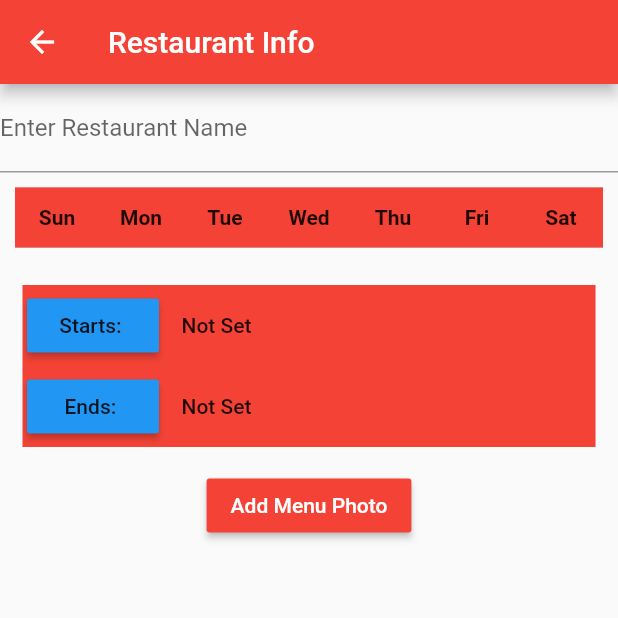
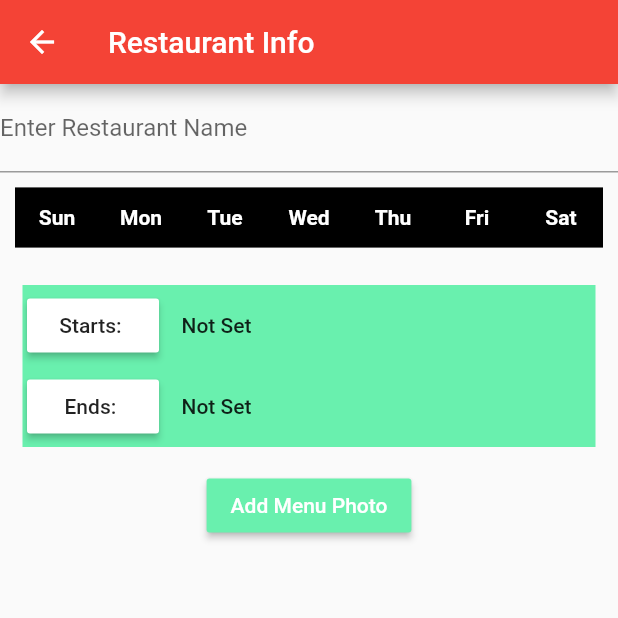
Before and after one commit to jessebelcourt/denver_happy_hour, a Flutter app: the AddMenuView screen opened by its route, on a phone screen of 412 x 824 dp, the top half of it. Run offline on Flutter 3.47's test engine with Material 2 defaults, Android fonts, the phone set to English and light mode, and no system bars; our stand-ins replace firebase_messaging, flutter_datetime_picker, flutter_time_picker_spinner, google_maps_flutter; accounts and stored records are empty; Roboto replaces fonts that are missing (Times New Roman).

Commit message:
Swapped out ugly colors

```diff
--- a/lib/ui/views/add_menu.dart
+++ b/lib/ui/views/add_menu.dart
@@ -38,7 +38,7 @@ class _AddMenuViewState extends State<AddMenuView> {
           //   },
           // ),
           RaisedButton(
-            color: Colors.red,
+            color: Colors.greenAccent,
             textColor: Colors.white,
             child: Text('Add Menu Photo'),
             onPressed: () {
--- a/lib/ui/views/days_week.dart
+++ b/lib/ui/views/days_week.dart
@@ -44,22 +44,22 @@ class _SelectableWidgetState extends State<SelectableWidget> {
   }
 
   Expanded _buildExpandedDaySelector(String day) {
-    Color backgroundColor = Colors.red;
+    Color backgroundColor = Colors.black;
 
     if (day == 'Sun' && widget.selectedDays.monday) {
-      backgroundColor = Colors.blue;
+      backgroundColor = Colors.greenAccent;
     } else if (day == 'Mon' && widget.selectedDays.tuesday) {
-      backgroundColor = Colors.blue;
+      backgroundColor = Colors.greenAccent;
     } else if (day == 'Tue' && widget.selectedDays.wednesday) {
-      backgroundColor = Colors.blue;
+      backgroundColor = Colors.greenAccent;
     } else if (day == 'Wed' && widget.selectedDays.thursday) {
-      backgroundColor = Colors.blue;
+      backgroundColor = Colors.greenAccent;
     } else if (day == 'Thu' && widget.selectedDays.friday) {
-      backgroundColor = Colors.blue;
+      backgroundColor = Colors.greenAccent;
     } else if (day == 'Fri' && widget.selectedDays.saturday) {
-      backgroundColor = Colors.blue;
+      backgroundColor = Colors.greenAccent;
     } else if (day == 'Sat' && widget.selectedDays.sunday) {
-      backgroundColor = Colors.blue;
+      backgroundColor = Colors.greenAccent;
     }
 
     return Expanded(
@@ -86,7 +86,7 @@ class _SelectableWidgetState extends State<SelectableWidget> {
         child: Container(
           child: Text(
             day,
-            style: TextStyle(fontWeight: FontWeight.w700, fontFamily: 'Times New Roman'),
+            style: TextStyle(color: Colors.white, fontWeight: FontWeight.w700, fontFamily: 'Times New Roman'),
           ),
           color: backgroundColor,
           alignment: Alignment.center,
--- a/lib/ui/views/hours_widget.dart
+++ b/lib/ui/views/hours_widget.dart
@@ -20,14 +20,14 @@ class _DateTimePickerState extends State<DateTimePicker> {
       child: Column(
         children: <Widget>[
           Container(
-              decoration: BoxDecoration(color: Colors.red),
+              decoration: BoxDecoration(color: Colors.greenAccent),
               child: Padding(
                 padding: const EdgeInsets.all(3.0),
                 child: Row(
                   mainAxisAlignment: MainAxisAlignment.start,
                   children: <Widget>[
                     RaisedButton(
-                        color: Colors.blue,
+                        color: Colors.white,
                         child: Text(
                           'Starts: ',
                         ),
@@ -53,14 +53,14 @@ class _DateTimePickerState extends State<DateTimePicker> {
                 ),
               )),
           Container(
-            decoration: BoxDecoration(color: Colors.red),
+            decoration: BoxDecoration(color: Colors.greenAccent),
             child: Padding(
               padding: const EdgeInsets.all(3.0),
               child: Row(
                 mainAxisAlignment: MainAxisAlignment.start,
                 children: <Widget>[
                   RaisedButton(
-                    color: Colors.blue,
+                    color: Colors.white,
                     child: Text(
                       'Ends: ',
                     ),
```
